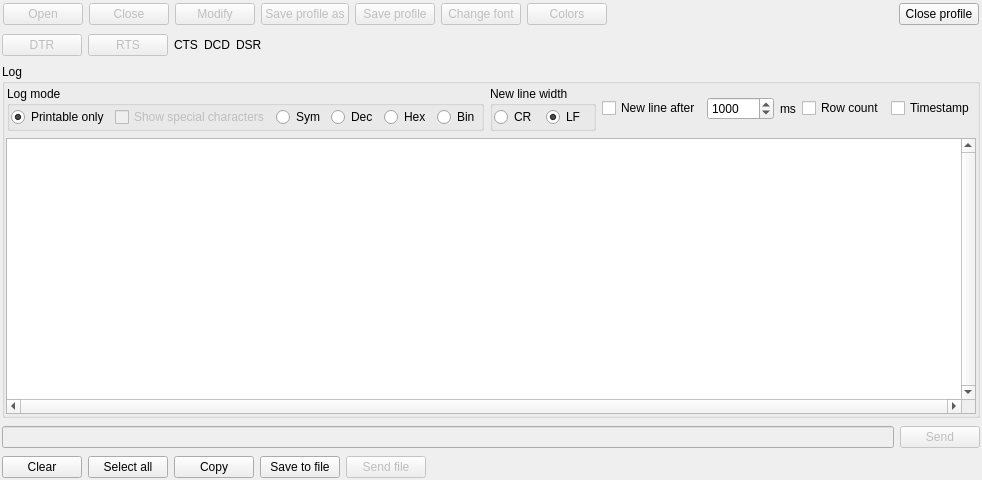
Old version of the form qdterminal.ui in the repository denisgottardello/QtComPort.
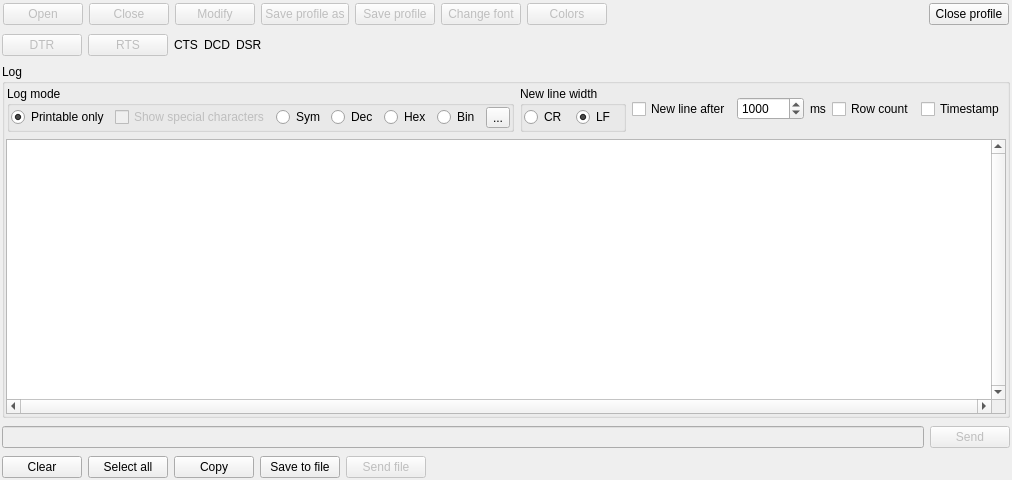
New version of the form. Icons and pictures are not drawn.

Commit message: Now the bytes added in the terminal can be shown in 3 different formats

The edit to the form file:
```diff
--- a/qdterminal.ui
+++ b/qdterminal.ui
@@ -6,7 +6,7 @@
    <rect>
     <x>0</x>
     <y>0</y>
-    <width>875</width>
+    <width>975</width>
     <height>480</height>
    </rect>
   </property>
@@ -373,6 +373,13 @@
                  </property>
                 </widget>
                </item>
+               <item>
+                <widget class="QToolButton" name="QTBTerminalLogFormats">
+                 <property name="text">
+                  <string>...</string>
+                 </property>
+                </widget>
+               </item>
               </layout>
              </widget>
             </item>
```
Left out of the diff: 1 changed line with no effect on the pictures. The commit also changes 15 other files.
